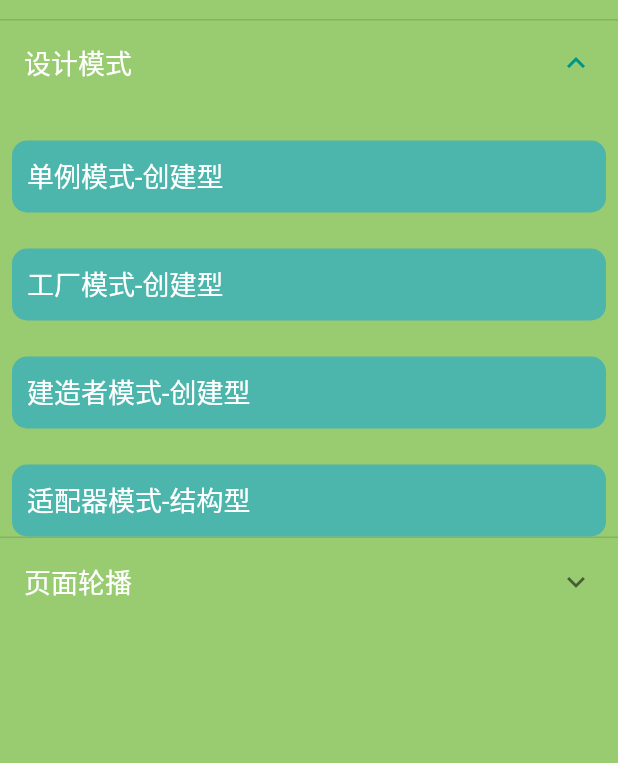
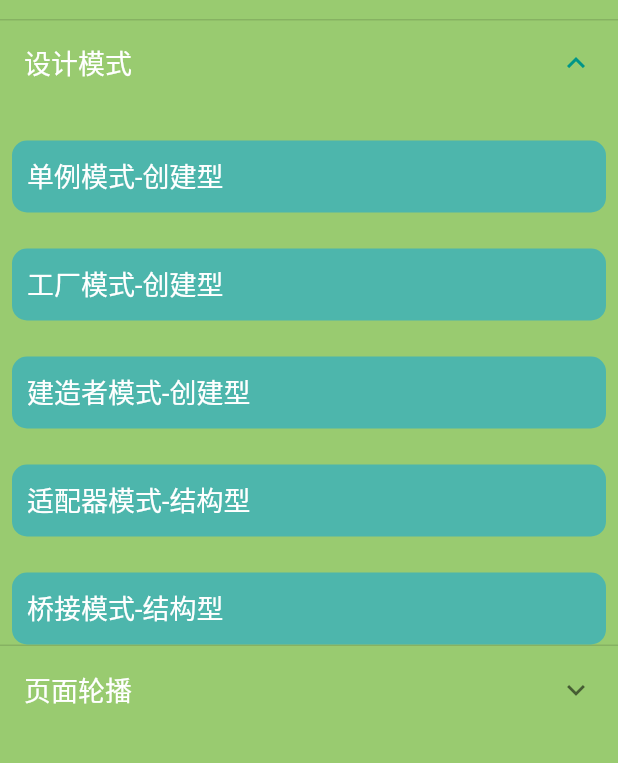
Before and after one commit to Guojx123/flutter_back, a Flutter app: the SkillMainPage screen opened directly, after a tap on "设计模式", on a phone screen of 412 x 824 dp, the part 65-828 px from its top. Run offline on Flutter 3.47's test engine with Material 2 defaults, Android fonts, the phone set to English and light mode, and no system bars; our stand-ins replace date_format, dio, get, share, shared_preferences, simple_animations and 2 more; missing offline and left inert: markdown_widget; accounts and stored records are empty; statements that could not run were skipped.

Commit message:
桥接模式

```diff
--- a/lib/category/skill/page_view/custom_indicator.dart
+++ b/lib/category/skill/page_view/custom_indicator.dart
@@ -12,7 +12,7 @@ class _CustomIndicatorPageState extends State<CustomIndicatorPage> {
   final List<Widget> _pages = <Widget>[
     ConstrainedBox(
       constraints: const BoxConstraints.expand(),
-      child: FlutterLogo(),
+      child: FlutterLogo(style: FlutterLogoStyle.markOnly,),
     ),
     ConstrainedBox(
       constraints: const BoxConstraints.expand(),
--- a/lib/model/skill/skill_category_design_patterns.dart
+++ b/lib/model/skill/skill_category_design_patterns.dart
@@ -1,4 +1,5 @@
 import 'package:back/category/skill/patterns/adapter_structure.dart';
+import 'package:back/category/skill/patterns/bridge_structure.dart';
 import 'package:back/category/skill/patterns/builder_create.dart';
 import 'package:back/category/skill/patterns/factory_create.dart';
 import 'package:back/category/skill/patterns/singleton_create.dart';
@@ -42,7 +43,16 @@ List<DemoItem> buildDesignPatternsCreateDemoItems(String codePath) {
       keyword: 'adapter',
       documentationUrl: 'https://flutter.cn/',
       buildRoute: (context) =>
-          BaseWidget('适配器模式', codePath + 'adapter', AdapterStructurePage()),
+          BaseWidget('适配器模式', codePath + 'adapter', AdapterPage()),
+    ),
+    DemoItem(
+      icon: Icons.design_services,
+      title: '桥接模式-结构型',
+      subtitle: '简介',
+      keyword: 'bridge',
+      documentationUrl: 'https://flutter.cn/',
+      buildRoute: (context) =>
+          BaseWidget('桥接模式', codePath + 'bridge', BridgePage()),
     ),
   ];
 }
```
Also changed, not shown: lib/category/skill/patterns/adapter_structure.dart (+4 -4 lines), lib/category/skill/patterns/bridge_structure.dart (added, +13 -0 lines).
